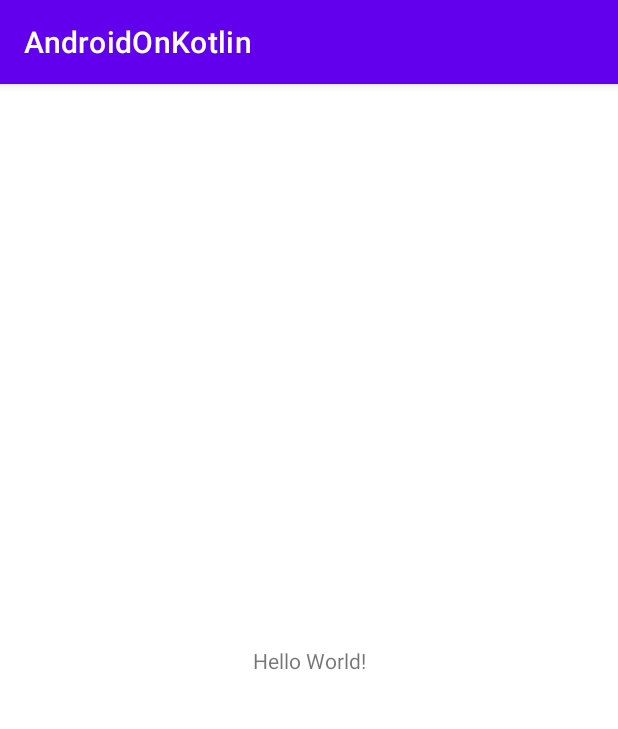
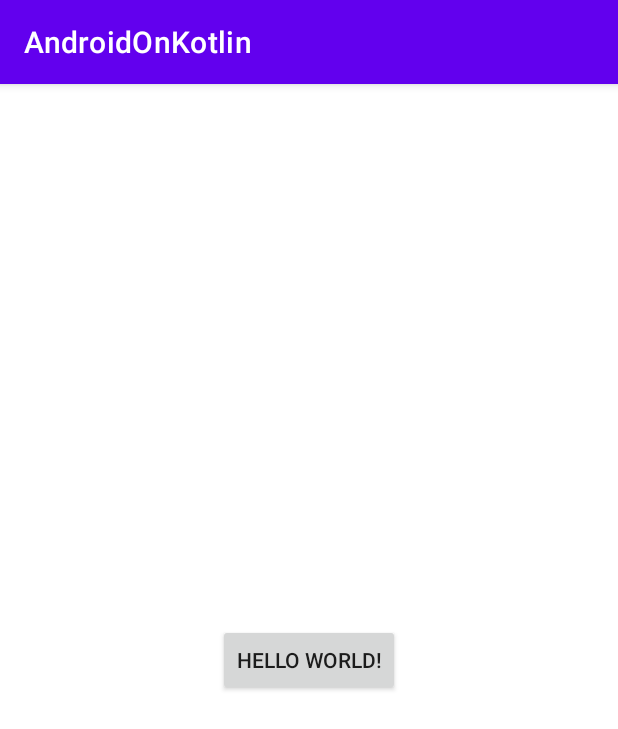
Before and after one commit to adeobold/AndroidOnKotlin, an Android app: the screen it shows after launch (MainActivity), on a phone screen of 412 x 824 dp. Shown: the top 729 px of the screen. Run offline under Robolectric (Android 15) with nearby library versions, the phone set to English and light mode, and no system bars.

```diff
--- a/app/src/main/java/com/android1/androidonkotlin/MainActivity.kt
+++ b/app/src/main/java/com/android1/androidonkotlin/MainActivity.kt
@@ -2,10 +2,17 @@ package com.android1.androidonkotlin
 
 import androidx.appcompat.app.AppCompatActivity
 import android.os.Bundle
+import android.util.Log
+import android.widget.Button
 
 class MainActivity : AppCompatActivity() {
     override fun onCreate(savedInstanceState: Bundle?) {
         super.onCreate(savedInstanceState)
         setContentView(R.layout.activity_main)
+
+        findViewById<Button>(R.id.btnHello).setOnClickListener{
+            Log.d("$$$", "Нажали на кнопку!")
+        }
+
     }
 }
--- a/app/src/main/res/layout/activity_main.xml
+++ b/app/src/main/res/layout/activity_main.xml
@@ -6,7 +6,8 @@
     android:layout_height="match_parent"
     tools:context=".MainActivity">
 
-    <TextView
+    <androidx.appcompat.widget.AppCompatButton
+        android:id="@+id/btnHello"
         android:layout_width="wrap_content"
         android:layout_height="wrap_content"
         android:text="Hello World!"
```
